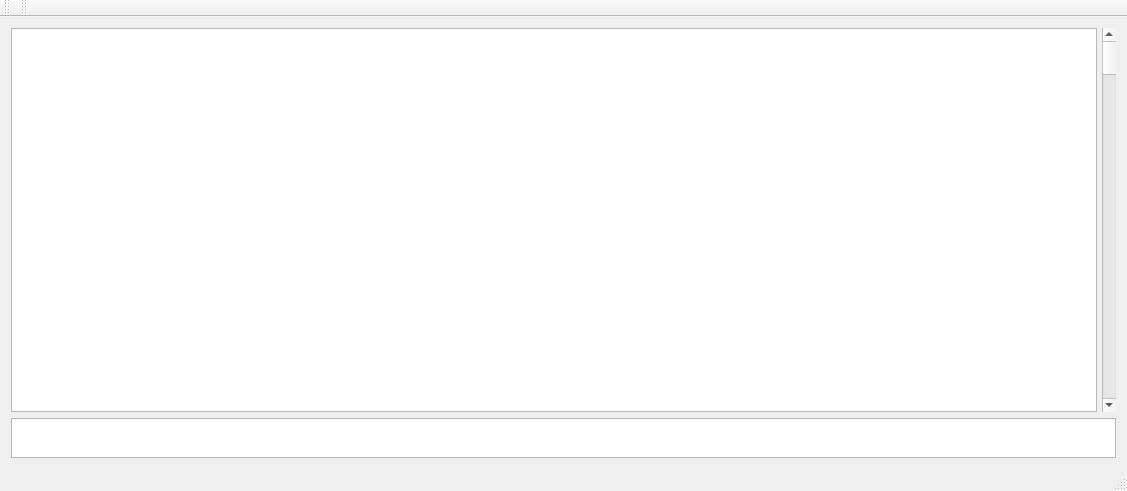
The window that qt/forms/mainwindow.ui (JonForShort/jones-debugger) describes before a commit, drawn with Qt 5.
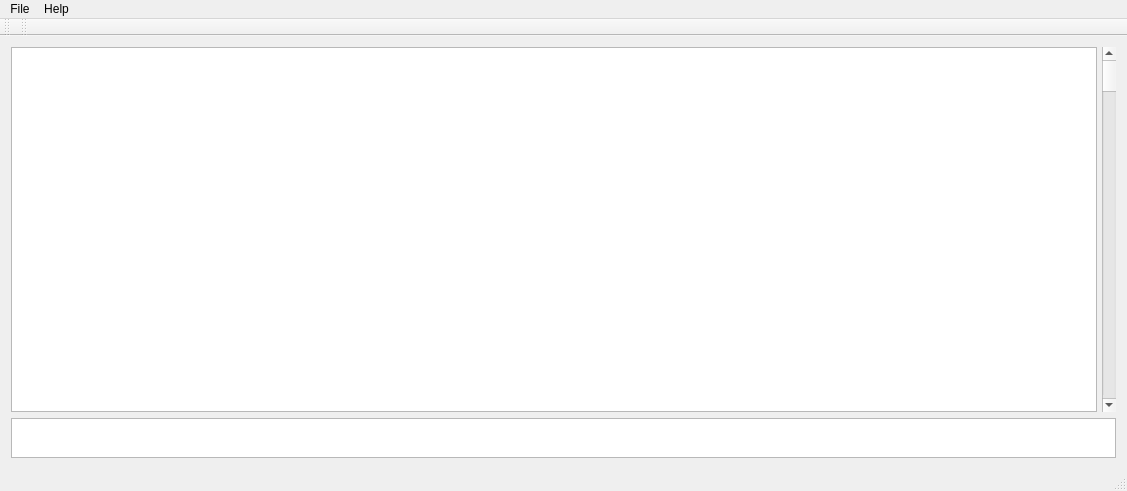
The same window after the commit.

Commit message: adding exit button for debugger

The edit to the form file:
```diff
--- a/qt/forms/mainwindow.ui
+++ b/qt/forms/mainwindow.ui
@@ -81,6 +81,29 @@
      <height>20</height>
     </rect>
    </property>
+   <widget class="QMenu" name="menuFile">
+    <property name="title">
+     <string>File</string>
+    </property>
+    <addaction name="separator"/>
+    <addaction name="actionOpen_File_or_Project"/>
+    <addaction name="actionRecents"/>
+    <addaction name="actionRecent_Projects"/>
+    <addaction name="separator"/>
+    <addaction name="actionSettings"/>
+    <addaction name="separator"/>
+    <addaction name="actionExit"/>
+    <addaction name="separator"/>
+   </widget>
+   <widget class="QMenu" name="menuHelp">
+    <property name="title">
+     <string>Help</string>
+    </property>
+    <addaction name="separator"/>
+    <addaction name="actionAbout"/>
+   </widget>
+   <addaction name="menuFile"/>
+   <addaction name="menuHelp"/>
   </widget>
   <widget class="QToolBar" name="mainToolBar">
    <attribute name="toolBarArea">
```
Left out of the diff: 30 changed lines with no effect on the pictures. The commit also changes 2 other files.
